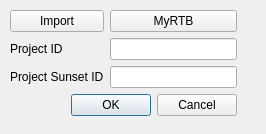
Hansent92/GopherQT7, file importweb.ui: the form before one commit.
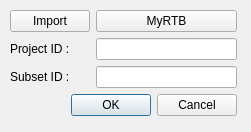
The form after the commit. Icons and pictures are not drawn.

```diff
--- a/importweb.ui
+++ b/importweb.ui
@@ -6,8 +6,8 @@
    <rect>
     <x>0</x>
     <y>0</y>
-    <width>266</width>
-    <height>134</height>
+    <width>251</width>
+    <height>132</height>
    </rect>
   </property>
   <property name="windowTitle">
@@ -28,14 +28,14 @@
       <item row="2" column="0">
        <widget class="QLabel" name="label_2">
         <property name="text">
-         <string>Project Sunset ID</string>
+         <string>Subset ID :</string>
         </property>
        </widget>
       </item>
       <item row="1" column="0">
        <widget class="QLabel" name="label">
         <property name="text">
-         <string>Project ID</string>
+         <string>Project ID :</string>
         </property>
        </widget>
       </item>
```
Left out of the diff: 6 changed lines with no effect on the pictures.
